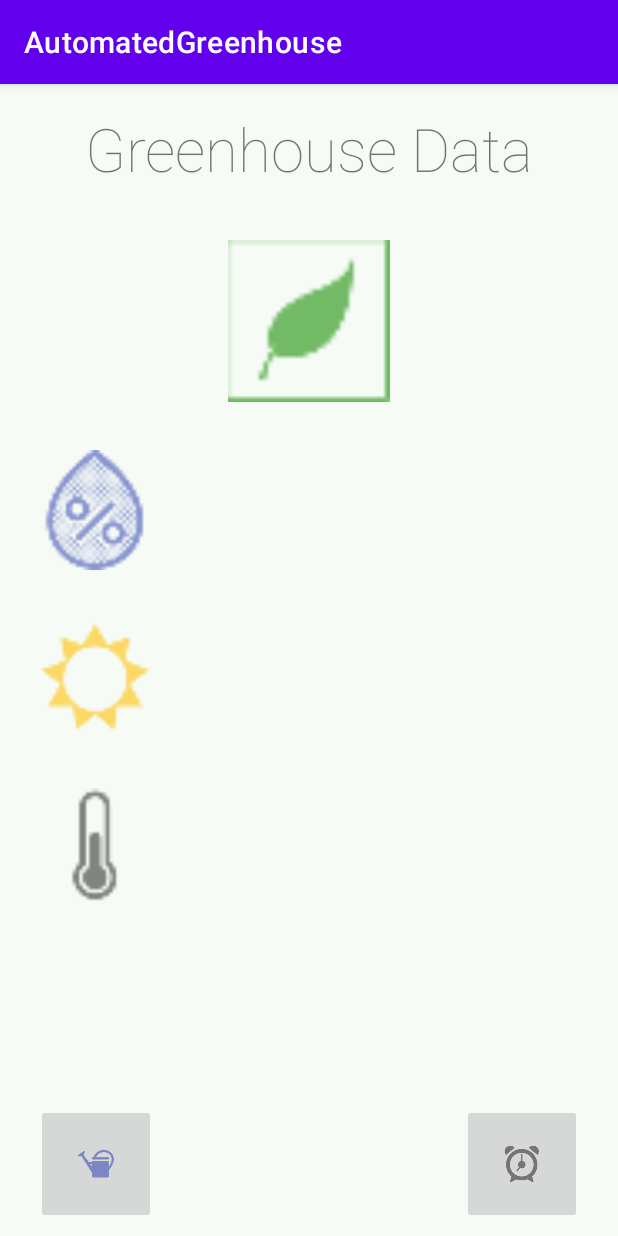
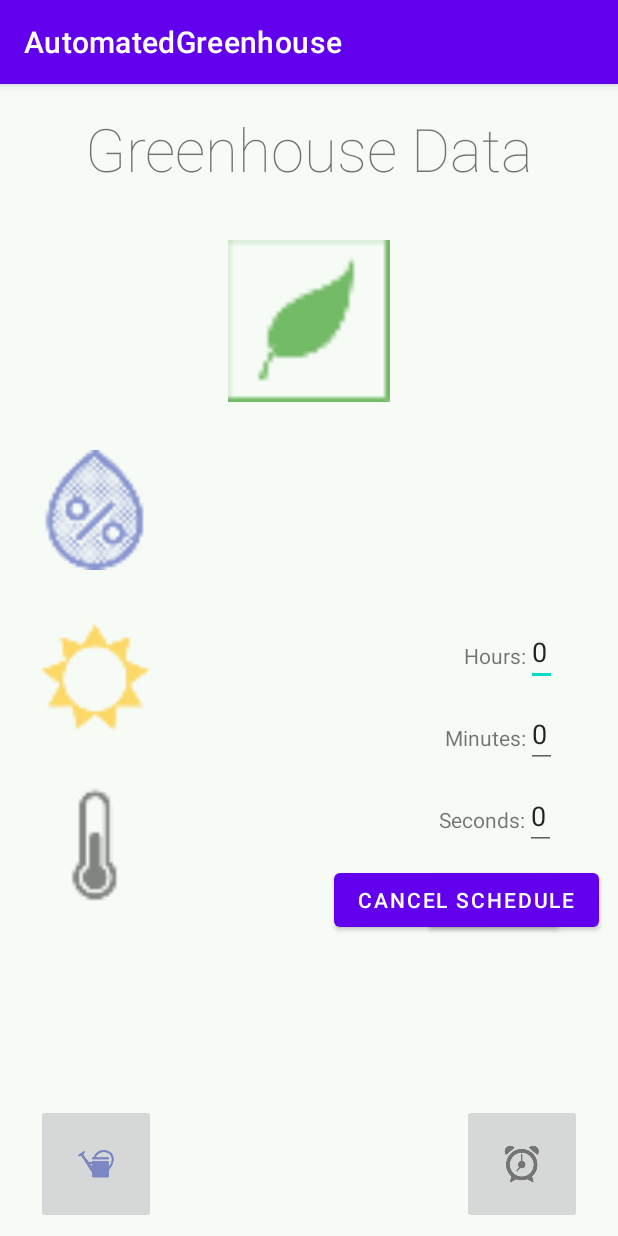
Before and after one commit to shonenjunk/AutoGreen, an Android app: the screen it shows after launch (MainActivity), on a phone screen of 412 x 824 dp. Run offline under Robolectric (Android 15) with nearby library versions, the phone set to English and light mode, and no system bars; our stand-ins replace Firebase (no records; nobody signed in at launch, a user with empty details on screens opened directly); 3 statements that could not run were skipped.

Commit message:
Update activity_main.xml

```diff
--- a/app/src/main/res/layout/activity_main.xml
+++ b/app/src/main/res/layout/activity_main.xml
@@ -126,4 +126,86 @@
         android:text="@string/temp"
         app:layout_constraintStart_toEndOf="@+id/imgTemp"
         app:layout_constraintTop_toBottomOf="@+id/tvSun" />
+
+    <TextView
+        android:id="@+id/tvHours"
+        android:layout_width="wrap_content"
+        android:layout_height="wrap_content"
+        android:text="@string/hours"
+        app:layout_constraintStart_toStartOf="parent"
+        app:layout_constraintTop_toTopOf="@+id/imgSun"
+        app:layout_constraintEnd_toEndOf="parent"
+        android:layout_marginLeft="247dp"
+        android:layout_marginTop="15dp"/>
+
+    <EditText
+        android:id="@+id/edtHours"
+        android:layout_width="wrap_content"
+        android:layout_height="wrap_content"
+        app:layout_constraintStart_toEndOf="@+id/tvHours"
+        app:layout_constraintTop_toTopOf="@+id/imgSun"
+        android:text="0"/>
+
+    <TextView
+        android:id="@+id/tvMins"
+        android:layout_width="wrap_content"
+        android:layout_height="wrap_content"
+        android:text="@string/mins"
+        app:layout_constraintStart_toStartOf="parent"
+        app:layout_constraintTop_toBottomOf="@+id/tvHours"
+        app:layout_constraintEnd_toEndOf="parent"
+        android:layout_marginTop="35dp"
+        android:layout_marginLeft="235dp"/>
+
+    <EditText
+        android:id="@+id/edtMins"
+        android:layout_width="wrap_content"
+        android:layout_height="wrap_content"
+        app:layout_constraintStart_toEndOf="@+id/tvMins"
+        app:layout_constraintTop_toBottomOf="@+id/tvHours"
+        android:layout_marginTop="20dp"
+        android:text="0"/>
+
+    <TextView
+        android:id="@+id/tvSeconds"
+        android:layout_width="wrap_content"
+        android:layout_height="wrap_content"
+        android:text="@string/seconds"
+        app:layout_constraintStart_toStartOf="parent"
+        app:layout_constraintTop_toBottomOf="@+id/tvMins"
+        app:layout_constraintEnd_toEndOf="parent"
+        android:layout_marginTop="35dp"
+        android:layout_marginLeft="230dp"/>
+
+    <EditText
+        android:id="@+id/edtSeconds"
+        android:layout_width="wrap_content"
+        android:layout_height="wrap_content"
+        app:layout_constraintStart_toEndOf="@+id/tvSeconds"
+        app:layout_constraintTop_toBottomOf="@+id/tvMins"
+        android:layout_marginTop="20dp"
+        android:text="0"/>
+
+    <Button
+        android:id="@+id/btnSet"
+        android:layout_width="wrap_content"
+        android:layout_height="wrap_content"
+        android:text="@string/set"
+        app:layout_constraintStart_toStartOf="parent"
+        app:layout_constraintTop_toBottomOf="@+id/tvSeconds"
+        app:layout_constraintEnd_toEndOf="parent"
+        android:layout_marginTop="20dp"
+        android:layout_marginLeft="245dp"/>
+
+    <Button
+        android:id="@+id/btnCancel"
+        android:layout_width="wrap_content"
+        android:layout_height="wrap_content"
+        android:text="@string/cancel"
+        app:layout_constraintStart_toStartOf="parent"
+        app:layout_constraintTop_toBottomOf="@+id/tvSeconds"
+        app:layout_constraintEnd_toEndOf="parent"
+        android:layout_marginTop="20dp"
+        android:layout_marginLeft="210dp"/>
+
 </androidx.constraintlayout.widget.ConstraintLayout>
```
